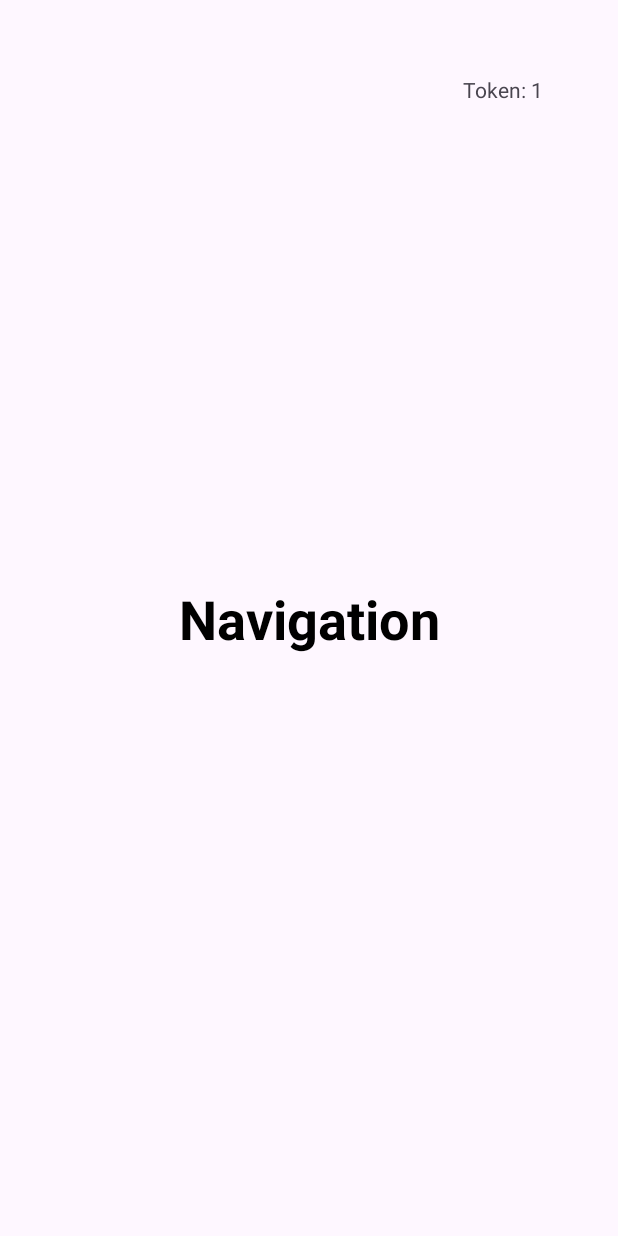
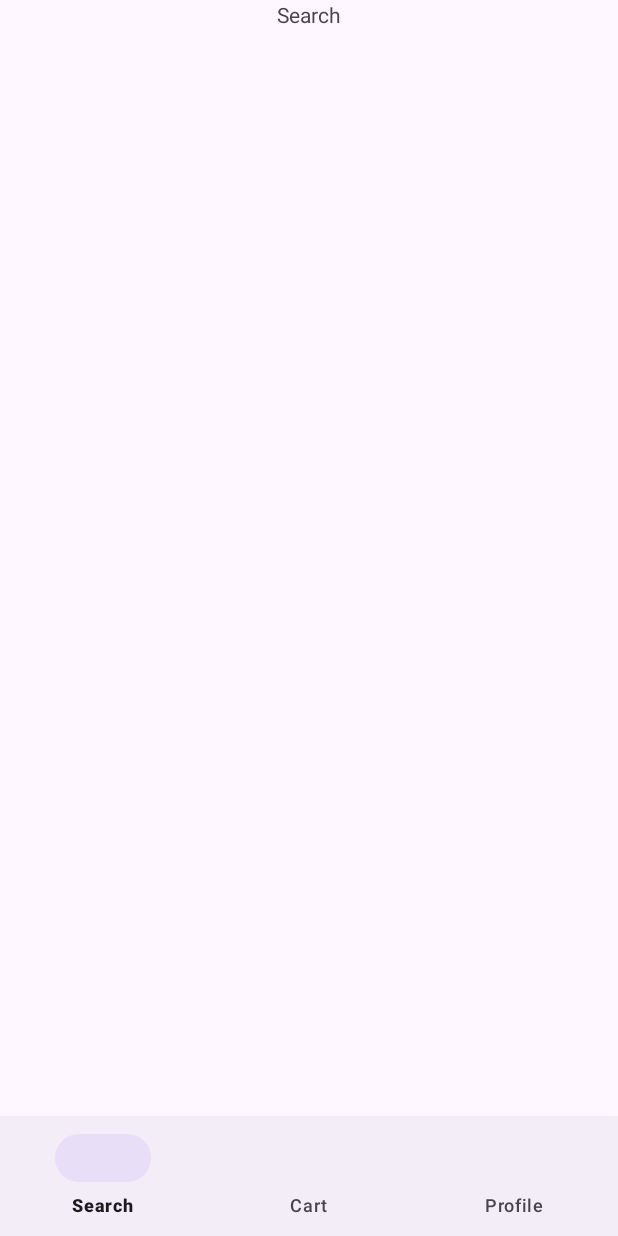
Before and after one commit to MoAlqw/Navigation, an Android app: the screen it shows after launch (MainActivity), on a phone screen of 412 x 824 dp. Run offline under Robolectric (Android 15) with nearby library versions, the phone set to English and light mode, and no system bars; our stand-ins replace navigation-ui.

Commit message:
Added three fragments and linked them to BottomNavigationView using Navigation Component

```diff
--- a/app/src/main/java/com/example/navigation/view/screens/MainFragment.kt
+++ b/app/src/main/java/com/example/navigation/view/screens/MainFragment.kt
@@ -5,7 +5,9 @@ import android.view.LayoutInflater
 import android.view.View
 import android.view.ViewGroup
 import androidx.fragment.app.Fragment
+import androidx.navigation.fragment.findNavController
 import androidx.navigation.fragment.navArgs
+import androidx.navigation.ui.NavigationUI
 import com.example.navigation.R
 import com.example.navigation.databinding.FragmentMainBinding
 
@@ -26,12 +28,13 @@ class MainFragment: Fragment(R.layout.fragment_main) {
 
     override fun onViewCreated(view: View, savedInstanceState: Bundle?) {
         super.onViewCreated(view, savedInstanceState)
-        binding.tvToken.text = getString(R.string.text_view_token, args.token)
+        val bottomNavigation = binding.bottomNavigation
+        val navController = childFragmentManager.findFragmentById(binding.containerMainFragments.id)!!.findNavController()
+        NavigationUI.setupWithNavController(bottomNavigation, navController)
     }
 
     override fun onDestroyView() {
         super.onDestroyView()
         _binding = null
     }
-
 }
--- a/app/src/main/java/com/example/navigation/view/screens/SplashFragment.kt
+++ b/app/src/main/java/com/example/navigation/view/screens/SplashFragment.kt
@@ -21,7 +21,7 @@ class SplashFragment : Fragment(R.layout.fragment_splash) {
         }
         view.postDelayed({
             findNavController().navigate(action)
-        }, 1500)
+        }, 1000)
     }
 
 }
--- /dev/null
+++ b/app/src/main/java/com/example/navigation/view/screens/main/CartFragment.kt
@@ -0,0 +1,6 @@
+package com.example.navigation.view.screens.main
+
+import androidx.fragment.app.Fragment
+import com.example.navigation.R
+
+class CartFragment: Fragment(R.layout.fragment_cart)
--- /dev/null
+++ b/app/src/main/java/com/example/navigation/view/screens/main/ProfileFragment.kt
@@ -0,0 +1,6 @@
+package com.example.navigation.view.screens.main
+
+import androidx.fragment.app.Fragment
+import com.example.navigation.R
+
+class ProfileFragment: Fragment(R.layout.fragment_profile)
--- /dev/null
+++ b/app/src/main/java/com/example/navigation/view/screens/main/SearchFragment.kt
@@ -0,0 +1,6 @@
+package com.example.navigation.view.screens.main
+
+import androidx.fragment.app.Fragment
+import com.example.navigation.R
+
+class SearchFragment: Fragment(R.layout.fragment_search)
--- a/app/src/main/res/layout/activity_main.xml
+++ b/app/src/main/res/layout/activity_main.xml
@@ -2,7 +2,8 @@
 <androidx.fragment.app.FragmentContainerView xmlns:android="http://schemas.android.com/apk/res/android"
     xmlns:app="http://schemas.android.com/apk/res-auto"
     android:id="@+id/nav_host"
-    android:name="androidx.navigation.fragment.NavHostFragment"
     android:layout_width="match_parent"
     android:layout_height="match_parent"
-    app:navGraph="@navigation/nav_graph"/>
+    android:name="androidx.navigation.fragment.NavHostFragment"
+    app:navGraph="@navigation/nav_graph_application"
+    app:defaultNavHost="true"/>
--- /dev/null
+++ b/app/src/main/res/layout/fragment_cart.xml
@@ -0,0 +1,11 @@
+<?xml version="1.0" encoding="utf-8"?>
+<LinearLayout xmlns:android="http://schemas.android.com/apk/res/android"
+    android:layout_width="match_parent"
+    android:layout_height="match_parent"
+    android:orientation="vertical">
+    <TextView
+        android:layout_width="wrap_content"
+        android:layout_height="wrap_content"
+        android:text="@string/cart"
+        android:layout_gravity="center" />
+</LinearLayout>
--- a/app/src/main/res/layout/fragment_main.xml
+++ b/app/src/main/res/layout/fragment_main.xml
@@ -1,29 +1,27 @@
 <?xml version="1.0" encoding="utf-8"?>
 <androidx.constraintlayout.widget.ConstraintLayout xmlns:android="http://schemas.android.com/apk/res/android"
-    xmlns:tools="http://schemas.android.com/tools"
     xmlns:app="http://schemas.android.com/apk/res-auto"
     android:orientation="vertical"
     android:layout_width="match_parent"
     android:layout_height="match_parent"
     android:gravity="center">
 
-    <TextView
-        android:id="@+id/tv_token"
-        android:layout_width="wrap_content"
+    <androidx.fragment.app.FragmentContainerView
+        android:id="@+id/container_main_fragments"
+        android:layout_width="0dp"
+        android:layout_height="0dp"
+        android:name="androidx.navigation.fragment.NavHostFragment"
+        app:navGraph="@navigation/nav_graph_main"
+        app:layout_constraintStart_toStartOf="parent"
+        app:layout_constraintEnd_toEndOf="parent"
+        app:layout_constraintTop_toTopOf="parent"
+        app:layout_constraintBottom_toTopOf="@id/bottom_navigation" />
+
+    <com.google.android.material.bottomnavigation.BottomNavigationView
+        android:id="@+id/bottom_navigation"
+        android:layout_width="match_parent"
         android:layout_height="wrap_content"
-        app:layout_constraintTop_toTopOf="parent"
-        app:layout_constraintEnd_toEndOf="parent"
-        android:layout_margin="50dp"
-        tools:text="Token: 1" />
-
-    <TextView
-        android:layout_width="wrap_content"
-        android:layout_height="wrap_content"
-        android:text="@string/app_name"
-        android:textSize="36sp"
-        android:textColor="@color/black"
-        android:textStyle="bold"
-        app:layout_constraintTop_toTopOf="parent"
+        app:menu="@menu/navigation_menu"
         app:layout_constraintStart_toStartOf="parent"
         app:layout_constraintEnd_toEndOf="parent"
         app:layout_constraintBottom_toBottomOf="parent"/>
--- /dev/null
+++ b/app/src/main/res/layout/fragment_profile.xml
@@ -0,0 +1,11 @@
+<?xml version="1.0" encoding="utf-8"?>
+<LinearLayout xmlns:android="http://schemas.android.com/apk/res/android"
+    android:orientation="vertical"
+    android:layout_width="match_parent"
+    android:layout_height="match_parent">
+    <TextView
+        android:layout_width="wrap_content"
+        android:layout_height="wrap_content"
+        android:text="@string/profile"
+        android:layout_gravity="center"/>
+</LinearLayout>
--- /dev/null
+++ b/app/src/main/res/layout/fragment_search.xml
@@ -0,0 +1,11 @@
+<?xml version="1.0" encoding="utf-8"?>
+<LinearLayout xmlns:android="http://schemas.android.com/apk/res/android"
+    android:orientation="vertical"
+    android:layout_width="match_parent"
+    android:layout_height="match_parent">
+    <TextView
+        android:layout_width="wrap_content"
+        android:layout_height="wrap_content"
+        android:text="@string/search"
+        android:layout_gravity="center"/>
+</LinearLayout>
--- /dev/null
+++ b/app/src/main/res/menu/navigation_menu.xml
@@ -0,0 +1,16 @@
+<?xml version="1.0" encoding="utf-8"?>
+<menu xmlns:android="http://schemas.android.com/apk/res/android">
+
+    <item
+        android:id="@+id/searchFragment"
+        android:title="@string/search"/>
+
+    <item
+        android:id="@+id/cartFragment"
+        android:title="@string/cart"/>
+
+    <item
+        android:id="@+id/profileFragment"
+        android:title="@string/profile"/>
+
+</menu>
--- a/app/src/main/res/navigation/nav_graph.xml
+++ b/app/src/main/res/navigation/nav_graph_application.xml
@@ -10,10 +10,14 @@
         android:label="SplashFragment" >
         <action
             android:id="@+id/action_splashFragment_to_loginFragment"
-            app:destination="@id/loginFragment" />
+            app:destination="@id/loginFragment"
+            app:popUpTo="@id/splashFragment"
+            app:popUpToInclusive="true"/>
         <action
             android:id="@+id/action_splashFragment_to_mainFragment"
-            app:destination="@id/mainFragment" />
+            app:destination="@id/mainFragment"
+            app:popUpTo="@id/splashFragment"
+            app:popUpToInclusive="true"/>
     </fragment>
     <fragment
         android:id="@+id/mainFragment"
@@ -30,6 +34,8 @@
         android:label="LoginFragment" >
         <action
             android:id="@+id/action_loginFragment_to_mainFragment"
-            app:destination="@id/mainFragment" />
+            app:destination="@id/mainFragment"
+            app:popUpTo="@id/loginFragment"
+            app:popUpToInclusive="true"/>
     </fragment>
 </navigation>
--- /dev/null
+++ b/app/src/main/res/navigation/nav_graph_main.xml
@@ -0,0 +1,19 @@
+<?xml version="1.0" encoding="utf-8"?>
+<navigation xmlns:android="http://schemas.android.com/apk/res/android"
+    xmlns:app="http://schemas.android.com/apk/res-auto"
+    android:id="@+id/main_nav_graph"
+    app:startDestination="@id/searchFragment">
+
+    <fragment
+        android:id="@+id/searchFragment"
+        android:name="com.example.navigation.view.screens.main.SearchFragment"
+        android:label="SearchFragment" />
+    <fragment
+        android:id="@+id/cartFragment"
+        android:name="com.example.navigation.view.screens.main.CartFragment"
+        android:label="CartFragment" />
+    <fragment
+        android:id="@+id/profileFragment"
+        android:name="com.example.navigation.view.screens.main.ProfileFragment"
+        android:label="ProfileFragment" />
+</navigation>
--- a/app/src/main/res/values/strings.xml
+++ b/app/src/main/res/values/strings.xml
@@ -5,4 +5,7 @@
     <string name="password">Password</string>
     <string name="log_in">Log In</string>
     <string name="text_view_token">Token: %1$d</string>
+    <string name="search">Search</string>
+    <string name="cart">Cart</string>
+    <string name="profile">Profile</string>
 </resources>
```
